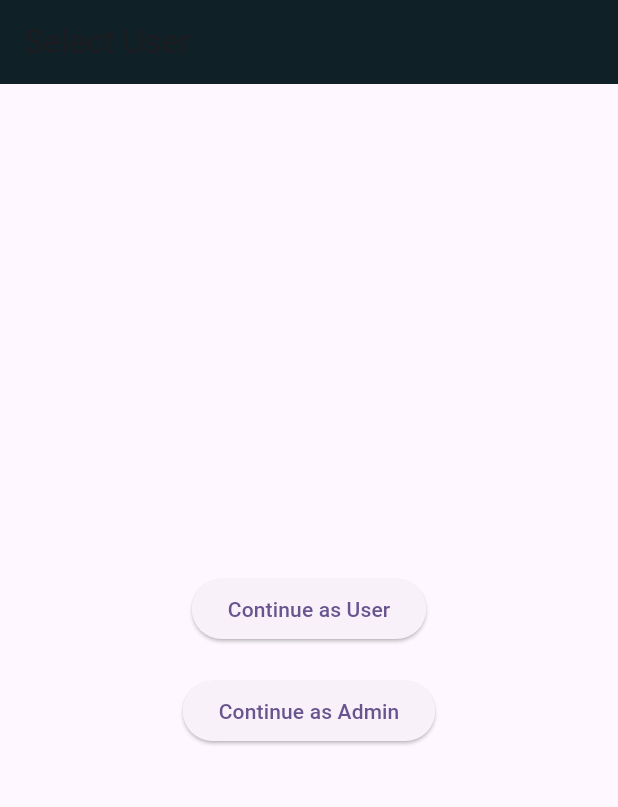
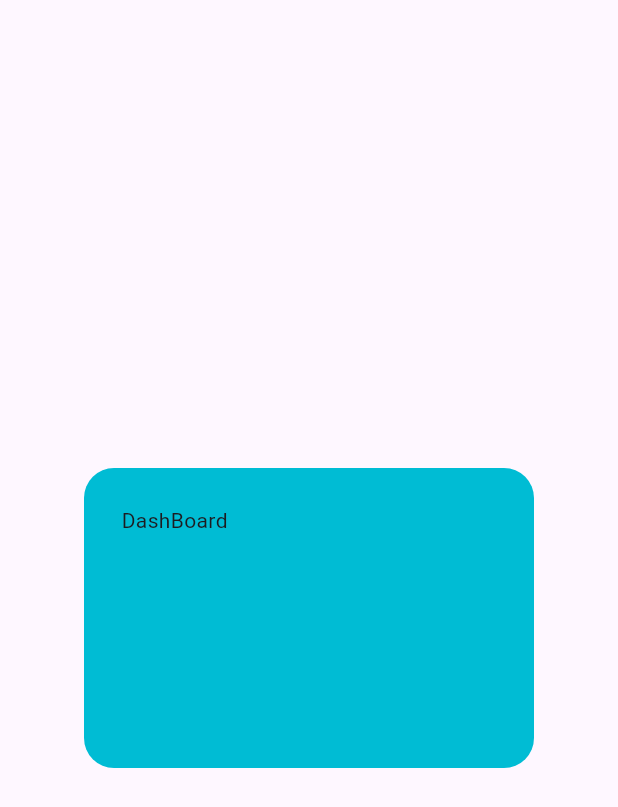
Before and after one commit to Suryanshu-01/Flutter_Orion, a Flutter app: the screen it shows after launch, after a tap on "Continue as User", on a phone screen of 412 x 824 dp. Shown: the top 807 px of the screen. Run offline on Flutter 3.47's test engine with Material 3 defaults, Android fonts, the phone set to English and light mode, and no system bars; our stand-ins replace lottie.

Commit message:
Connections and Assets
Have inserted assets/images for QR, Recharge and Savings. Also connected parental_dashboard and dashboard_screen to select_user. UI Development still in progress.

```diff
--- a/lib/screens/authentication/select_user.dart
+++ b/lib/screens/authentication/select_user.dart
@@ -1,4 +1,6 @@
 import 'package:flutter/material.dart';
+import '../dashboard/dashboard_screen.dart';
+import '../admin/parent_dashboard.dart';
 
 class SelectUser extends StatelessWidget {
   const SelectUser({super.key});
@@ -16,14 +18,24 @@ class SelectUser extends StatelessWidget {
           children: [
             ElevatedButton(
               onPressed: () {
-                // TODO: Go to user screen
+                Navigator.push(
+                  context,
+                  MaterialPageRoute(
+                    builder: (context) => const DashboardScreen(),
+                  ),
+                );
               },
               child: const Text("Continue as User"),
             ),
             const SizedBox(height: 20),
             ElevatedButton(
               onPressed: () {
-                // TODO: Go to admin screen
+                Navigator.push(
+                  context,
+                  MaterialPageRoute(
+                    builder: (context) => const ParentDashboard(),
+                  ),
+                );
               },
               child: const Text("Continue as Admin"),
             ),
--- /dev/null
+++ b/lib/screens/dashboard/appcolors.dart
@@ -0,0 +1,5 @@
+import 'package:flutter/material.dart';
+
+class Appcolors {
+  static const Color appBackground = Color(0xFF5CE1E6);
+}
--- a/lib/screens/dashboard/dashboard_screen.dart
+++ b/lib/screens/dashboard/dashboard_screen.dart
@@ -0,0 +1,23 @@
+import 'package:flutter/material.dart';
+
+class DashboardScreen extends StatelessWidget {
+  const DashboardScreen({super.key});
+
+  @override
+  Widget build(BuildContext context) {
+    return Scaffold(
+      body: Center(
+        child: Container(
+          width: 300,
+          height: 200,
+          decoration: BoxDecoration(
+            color: Colors.cyan,
+            borderRadius: BorderRadius.circular(20),
+          ),
+          padding: EdgeInsets.all(25),
+          child: Text("DashBoard"),
+        ),
+      ),
+    );
+  }
+}
```
Also changed, not shown: lib/screens/admin/parent_dashboard.dart (+21 -0 lines), lib/screens/dashboard/assets/images/image.png (added), lib/screens/dashboard/assets/images/laca.png (added), lib/screens/dashboard/assets/images/pc21.png (added).
